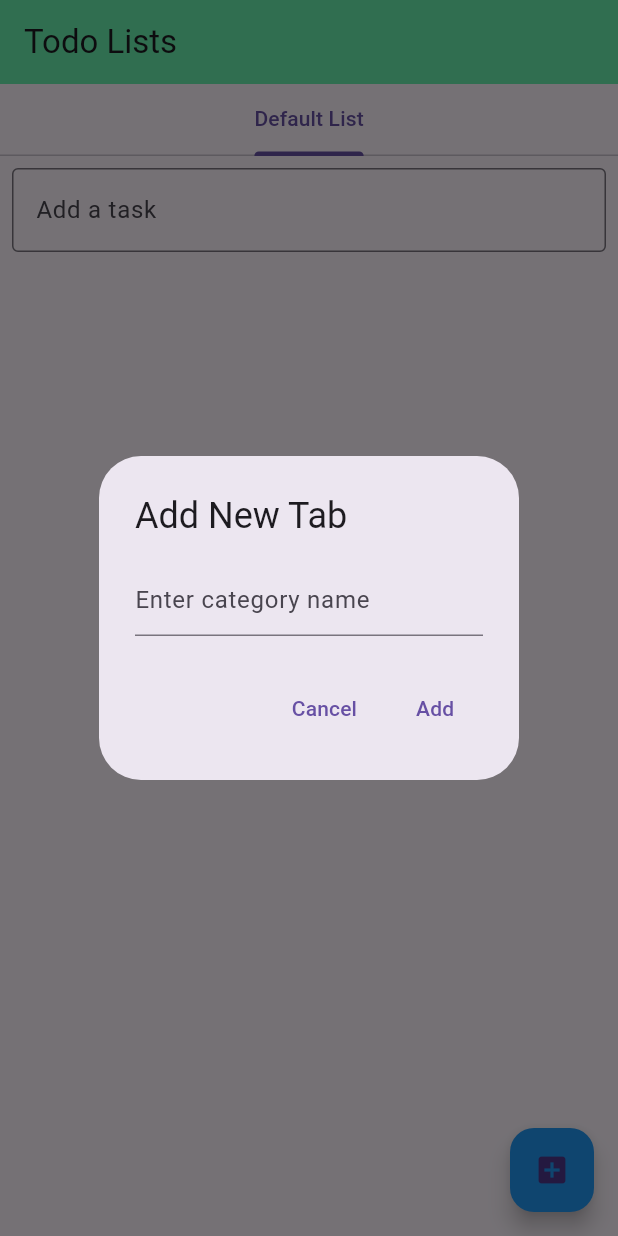
After one commit to Andehvik/todo_list, a Flutter app: the screen it shows after launch, after a tap on the "add box" icon, on a phone screen of 412 x 824 dp. The commit adds this screen. Run offline on Flutter 3.47's test engine with Material 3 defaults, Android fonts, the phone set to English and light mode, and no system bars.

Commit message:
Refactored ListScreen in own classes

```diff
--- a/lib/main.dart
+++ b/lib/main.dart
@@ -1,6 +1,5 @@
 import 'package:flutter/material.dart';
 import 'package:provider/provider.dart';
-import 'package:provider/single_child_widget.dart';
 import 'package:todo_list/providers/task_provider.dart';
 import 'package:todo_list/screens/add_task_screen.dart';
 import 'package:todo_list/screens/list_screen.dart';
--- /dev/null
+++ b/lib/widgets/add_category_dialog.dart
@@ -0,0 +1,35 @@
+import 'package:flutter/material.dart';
+
+class AddCategoryDialog extends StatelessWidget {
+  final ValueChanged<String> onCategoryAdded;
+
+  const AddCategoryDialog({super.key, required this.onCategoryAdded});
+
+  @override
+  Widget build(BuildContext context) {
+    final TextEditingController categoryController = TextEditingController();
+
+    return AlertDialog(
+      title: const Text('Add New Tab'),
+      content: TextField(
+        controller: categoryController,
+        decoration: const InputDecoration(hintText: 'Enter category name'),
+      ),
+      actions: [
+        TextButton(
+          onPressed: () => Navigator.of(context).pop(),
+          child: const Text('Cancel'),
+        ),
+        TextButton(
+          onPressed: () {
+            if (categoryController.text.isNotEmpty) {
+              onCategoryAdded(categoryController.text);
+              Navigator.of(context).pop();
+            }
+          },
+          child: const Text('Add'),
+        ),
+      ],
+    );
+  }
+}
--- a/lib/widgets/tab_bar_widget.dart
+++ b/lib/widgets/tab_bar_widget.dart
@@ -0,0 +1,28 @@
+import 'package:flutter/material.dart';
+import '../providers/task_provider.dart';
+
+class TabBarWidget extends StatelessWidget {
+  final List<TaskProvider> taskLists;
+  final ValueChanged<int> onTabSelected;
+  final ValueChanged<int> onTabOptionsSelected;
+
+  const TabBarWidget({
+    super.key,
+    required this.taskLists,
+    required this.onTabSelected,
+    required this.onTabOptionsSelected,
+  });
+
+  @override
+  Widget build(BuildContext context) {
+    return TabBar(
+      onTap: onTabSelected,
+      tabs: taskLists.map((taskProvider) {
+        return GestureDetector(
+          onLongPress: () => onTabOptionsSelected(taskLists.indexOf(taskProvider)),
+          child: Tab(text: taskProvider.categoryName),
+        );
+      }).toList(),
+    );
+  }
+}
--- /dev/null
+++ b/lib/widgets/task_input_field.dart
@@ -0,0 +1,21 @@
+import 'package:flutter/material.dart';
+
+class TaskInputField extends StatelessWidget {
+  final ValueChanged<String> onTaskSubmitted;
+
+  const TaskInputField({super.key, required this.onTaskSubmitted});
+
+  @override
+  Widget build(BuildContext context) {
+    return Padding(
+      padding: const EdgeInsets.all(8.0),
+      child: TextField(
+        decoration: const InputDecoration(
+          labelText: 'Add a task',
+          border: OutlineInputBorder(),
+        ),
+        onSubmitted: onTaskSubmitted,
+      ),
+    );
+  }
+}
--- a/lib/widgets/task_list_widget.dart
+++ b/lib/widgets/task_list_widget.dart
@@ -1,8 +1,11 @@
 import 'package:flutter/material.dart';
 import 'package:provider/provider.dart';
+import '../models/task.dart';
 import '../providers/task_provider.dart';
 
 class TaskListWidget extends StatelessWidget {
+  const TaskListWidget({super.key});
+
   @override
   Widget build(BuildContext context) {
     final taskProvider = Provider.of<TaskProvider>(context);
@@ -20,8 +23,35 @@ class TaskListWidget extends StatelessWidget {
               taskProvider.toggleTaskCompletion(index);
             },
           ),
+          onLongPress: () {
+            _showDeleteTaskDialog(context, task, taskProvider);
+          },
         );
       },
     );
   }
+
+  void _showDeleteTaskDialog(
+      BuildContext context, Task task, TaskProvider taskProvider) {
+    showDialog(
+      context: context,
+      builder: (ctx) => AlertDialog(
+        title: const Text('Delete Task'),
+        content: const Text('Do you want to delete this task?'),
+        actions: [
+          TextButton(
+            onPressed: () => Navigator.of(ctx).pop(),
+            child: const Text('Cancel'),
+          ),
+          TextButton(
+            onPressed: () {
+              taskProvider.deleteTask(task);
+              Navigator.of(ctx).pop();
+            },
+            child: const Text('Delete'),
+          ),
+        ],
+      ),
+    );
+  }
 }
```
Also changed, not shown: lib/screens/list_screen.dart (+48 -188 lines).
